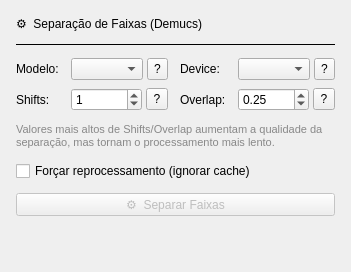
First picture: the form in gui/tab_demucs.ui, repository broken-usb/uninstrumephy, before the edit.
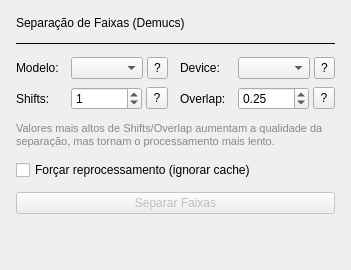
Second picture: the form after the edit.

```diff
--- a/gui/tab_demucs.ui
+++ b/gui/tab_demucs.ui
@@ -21,7 +21,7 @@
    <item>
     <widget class="QLabel" name="lbl_demucs_title">
      <property name="text">
-      <string>⚙  Separação de Faixas (Demucs)</string>
+      <string>Separação de Faixas (Demucs)</string>
      </property>
     </widget>
    </item>
@@ -223,7 +223,7 @@
       <bool>false</bool>
      </property>
      <property name="text">
-      <string>⚙  Separar Faixas</string>
+      <string>Separar Faixas</string>
      </property>
     </widget>
    </item>
```
